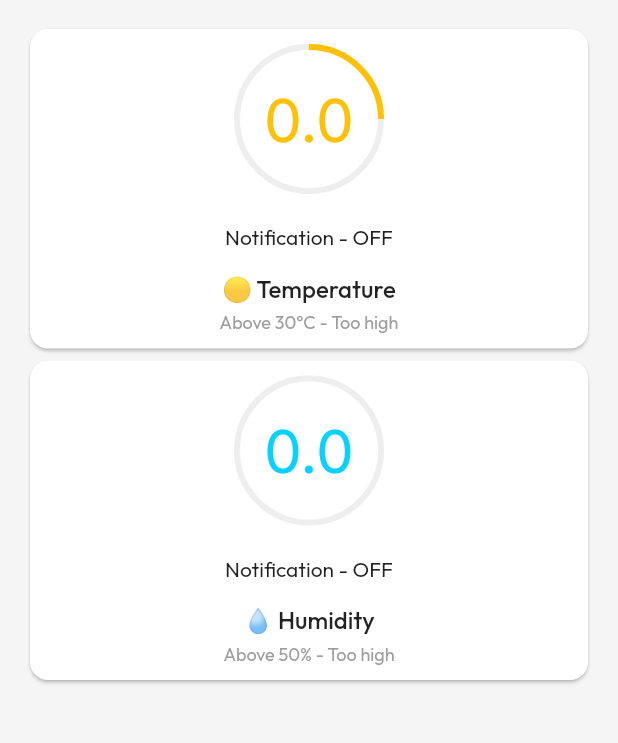
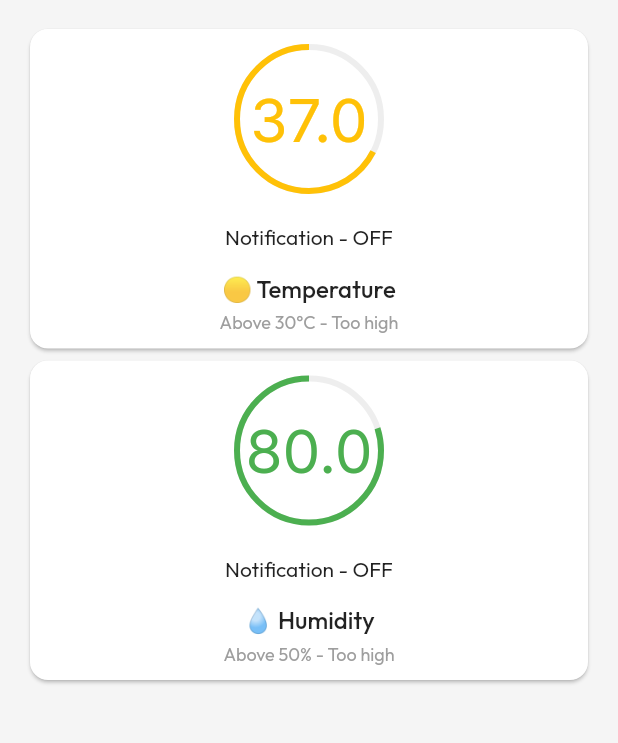
Before and after one commit to dadn-dream-home/app, a Flutter app: the screen it shows after launch, on a phone screen of 412 x 824 dp, the part 61-804 px from its top. Run offline on Flutter 3.47's test engine with Material 2 defaults, Android fonts, the phone set to English and light mode, and no system bars; our stand-ins replace flutter_colorpicker, google_fonts.

Commit message:
remove all data fetching
why put the data fetching in an visual element??

```diff
--- a/lib/dashboard_screen.dart
+++ b/lib/dashboard_screen.dart
@@ -38,7 +38,7 @@ class Dashboard extends StatelessWidget {
 }
 
 class TemperatureCard extends StatelessWidget {
-  const TemperatureCard({Key? key});
+  const TemperatureCard({super.key});
 
   @override
   Widget build(BuildContext context) {
@@ -50,10 +50,13 @@ class TemperatureCard extends StatelessWidget {
           padding: const EdgeInsetsDirectional.symmetric(vertical: 10),
           child:
               Column(crossAxisAlignment: CrossAxisAlignment.center, children: [
-            const SizedBox(
+            SizedBox(
               width: 100,
               height: 100,
-              child: Gauge(typeValue: "temperature"),
+              child: Gauge(
+                  color: Colors.amber,
+                  value: 37,
+                  toPercent: (p0) => (p0 - 10) * 100 / 40),
             ),
             Container(
               margin: const EdgeInsetsDirectional.only(top: 20.0),
@@ -81,7 +84,7 @@ class TemperatureCard extends StatelessWidget {
 }
 
 class HumidCard extends StatelessWidget {
-  const HumidCard({Key? key});
+  const HumidCard({super.key});
 
   @override
   Widget build(BuildContext context) {
@@ -93,10 +96,14 @@ class HumidCard extends StatelessWidget {
           padding: const EdgeInsetsDirectional.symmetric(vertical: 10),
           child:
               Column(crossAxisAlignment: CrossAxisAlignment.center, children: [
-            const SizedBox(
+            SizedBox(
               width: 100,
               height: 100,
-              child: Gauge(typeValue: "humidity"),
+              child: Gauge(
+                value: 80,
+                color: Colors.green,
+                toPercent: (p0) => p0,
+              ),
             ),
             Container(
               margin: const EdgeInsetsDirectional.only(top: 20.0),
--- a/lib/dashboard_screen/gauge.dart
+++ b/lib/dashboard_screen/gauge.dart
@@ -1,117 +1,54 @@
-import 'dart:async';
-import 'dart:convert';
 import 'package:flutter/material.dart';
 import 'package:google_fonts/google_fonts.dart';
-import 'package:http/http.dart' as http;
 import 'package:vector_math/vector_math.dart' as vmath;
 
-class Gauge extends StatefulWidget {
-  const Gauge(
-      {Key? key, required this.typeValue, void Function(double p1)? onChanged})
-      : super(key: key);
+class Gauge extends StatelessWidget {
+  const Gauge({
+    super.key,
+    required this.color,
+    required this.value,
+    required this.toPercent,
+  });
 
-  final String typeValue;
-
-  @override
-  _GaugeState createState() => _GaugeState();
-}
-
-class _GaugeState extends State<Gauge> {
-  String _temp = "0.0", _humi = "0.0";
-  late Timer timer;
-
-  Future<void> _fetchData() async {
-    final tempResponse = await http.get(Uri.parse(
-        'https://io.adafruit.com/api/v2/datdtnhcse/feeds/bbc-temp/data?limit=1'));
-    final tempAPI = json.decode(tempResponse.body);
-    final tempJSON = tempAPI.elementAt(0);
-    final temp = tempJSON["value"];
-
-    final humiResponse = await http.get(Uri.parse(
-        'https://io.adafruit.com/api/v2/datdtnhcse/feeds/bbc-humi/data?limit=1'));
-    final humiAPI = json.decode(humiResponse.body);
-    final humiJSON = humiAPI.elementAt(0);
-    final humi = humiJSON["value"];
-
-    setState(() {
-      _temp = temp;
-      _humi = humi;
-    });
-  }
-
-  @override
-  void initState() {
-    super.initState();
-    timer = Timer.periodic(Duration(seconds: 3), (timer) {
-      _fetchData();
-    });
-  }
+  final Color color;
+  final double value;
+  final double Function(double) toPercent;
 
   @override
   Widget build(BuildContext context) {
-    if (widget.typeValue == "temperature") {
     return CustomPaint(
-        painter:
-            _MyPainter(value: double.parse(_temp), typeValue: "temperature"),
+      painter: _MyPainter(percent: toPercent(value), color: color),
       child: Center(
         child: Text(
-            "$_temp",
+          "$value",
           style: GoogleFonts.inter(
-              textStyle: const TextStyle(color: Colors.amber, fontSize: 40),
+            textStyle: TextStyle(color: color, fontSize: 40),
           ),
         ),
       ),
     );
-    } else if (widget.typeValue == "humidity") {
-      return CustomPaint(
-        painter: _MyPainter(value: double.parse(_humi), typeValue: "humidity"),
-        child: Center(
-          child: Text(
-            "$_humi",
-            style: GoogleFonts.inter(
-              textStyle: const TextStyle(
-                  color: Color.fromARGB(255, 7, 210, 255), fontSize: 40),
-            ),
-          ),
-        ),
-      );
-    } else {
-      return Container();
-    }
-  }
-
-  @override
-  void dispose() {
-    timer.cancel();
-    super.dispose();
   }
 }
 
 class _MyPainter extends CustomPainter {
-  final double value;
-  final String typeValue;
+  _MyPainter({required this.percent, required this.color});
 
-  _MyPainter({required this.value, required this.typeValue});
+  final double percent;
+  final Color color;
 
   @override
   void paint(Canvas canvas, Size size) {
-    drawArc(canvas, size, toPercent: 100, color: Colors.grey[200]!);
-    if (typeValue == "temperature") {
-      drawArc(canvas, size,
-          toPercent: ((value - 10) / 40) * 100, color: Colors.amber);
-      // 10°C is 0%, 50°C is 100%
-    } else if (typeValue == "humidity") {
-      drawArc(canvas, size,
-          toPercent: value, color: Color.fromARGB(255, 7, 210, 255));
-      // 10°C is 0%, 50°C is 100%
-    }
+    // outer circle
+    drawArc(canvas, size, percent: 100, color: Colors.grey[200]!);
+    // actual circle
+    drawArc(canvas, size, percent: percent, color: color);
   }
 
   @override
   bool shouldRepaint(covariant CustomPainter oldDelegate) => false;
 
   void drawArc(Canvas canvas, Size size,
-      {required double toPercent, required Color color}) {
+      {required double percent, required Color color}) {
     final center = size.center(Offset.zero);
 
     canvas.drawArc(
@@ -121,7 +58,7 @@ class _MyPainter extends CustomPainter {
         height: size.height - 4,
       ),
       vmath.radians(270),
-      vmath.radians(-360 * toPercent / 100),
+      vmath.radians(-360 * percent / 100),
       false,
       Paint()
         ..style = PaintingStyle.stroke
```
Lines whose indentation alone changed are shown as unchanged.
